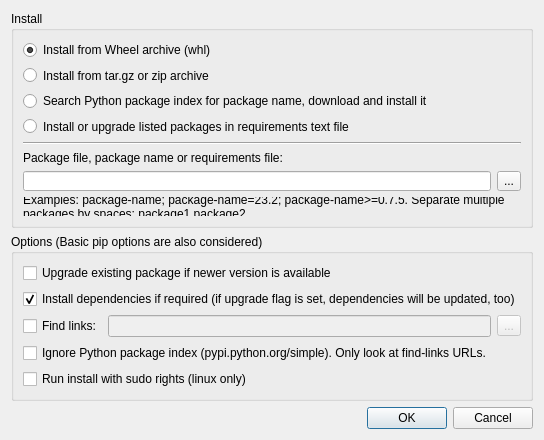
itom-project/itom, file Qitom/ui/dialogPipManagerInstall.ui: the form before one commit.
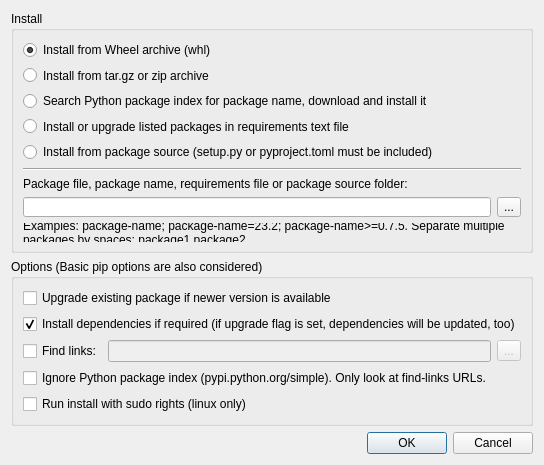
The form after the commit.

Commit message: PipManager: added Package install from python package source folder (development mode of packages)

What changed in the file:
```diff
--- a/Qitom/ui/dialogPipManagerInstall.ui
+++ b/Qitom/ui/dialogPipManagerInstall.ui
@@ -6,8 +6,8 @@
    <rect>
     <x>0</x>
     <y>0</y>
-    <width>491</width>
-    <height>440</height>
+    <width>492</width>
+    <height>427</height>
    </rect>
   </property>
   <property name="windowTitle">
@@ -51,6 +51,13 @@
         </property>
        </widget>
       </item>
+      <item>
+       <widget class="QRadioButton" name="radioPackageDevelopment">
+        <property name="text">
+         <string>Install from package source (setup.py or pyproject.toml must be included)</string>
+        </property>
+       </widget>
+      </item>
       <item>
        <widget class="Line" name="line">
         <property name="orientation">
@@ -61,7 +68,7 @@
       <item>
        <widget class="QLabel" name="label">
         <property name="text">
-         <string>Package file, package name or requirements file:</string>
+         <string>Package file, package name, requirements file or package source folder:</string>
         </property>
        </widget>
       </item>
```
The commit also changes 4 other files.
